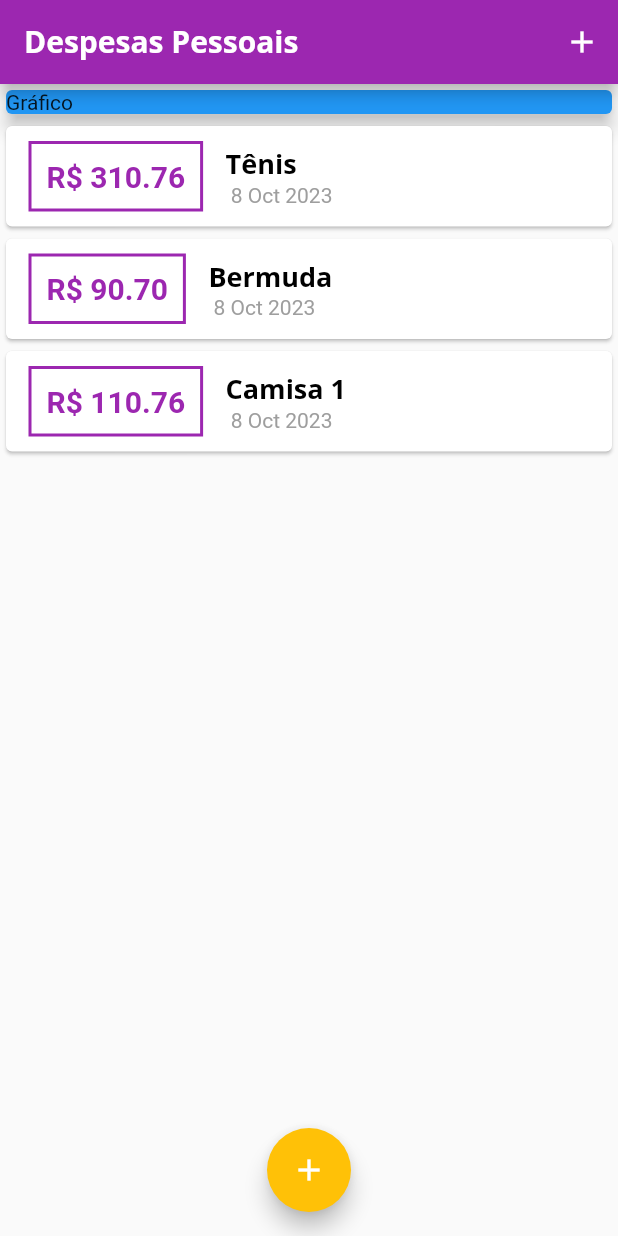
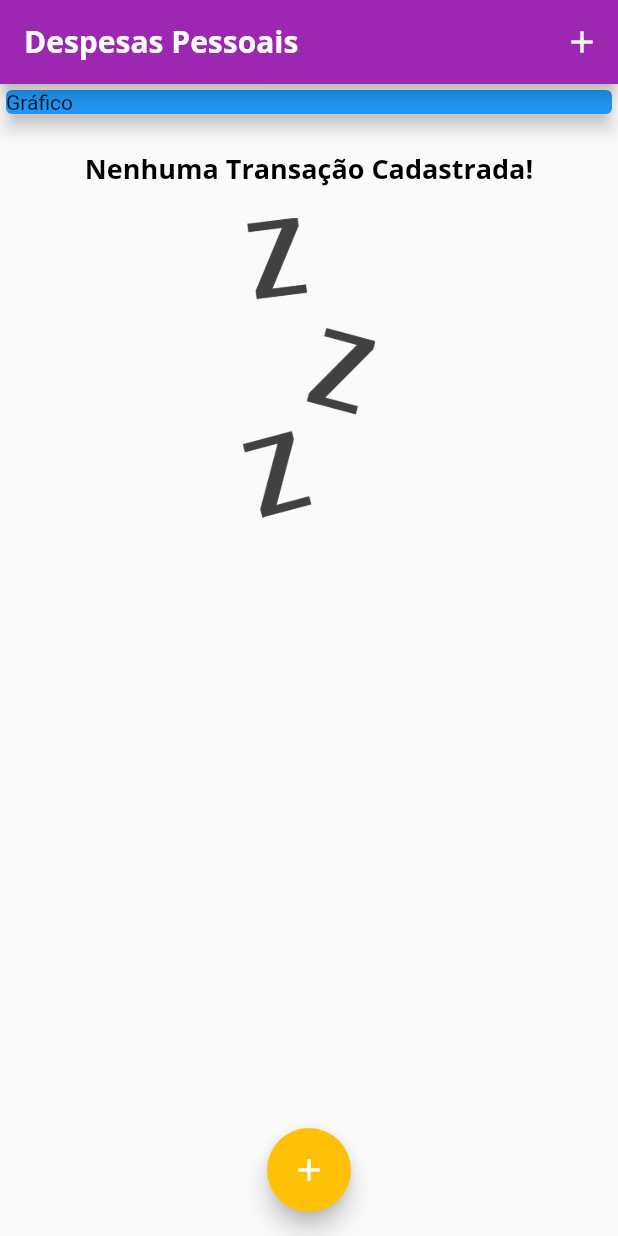
Before and after one commit to augustoprogramador/expenses, a Flutter app: the screen it shows after launch, on a phone screen of 412 x 824 dp. Run offline on Flutter 3.47's test engine with Material 2 defaults, Android fonts, the phone set to English and light mode, and no system bars.

Commit message:
acrescentando checagem de lista vazia

```diff
--- a/lib/components/transaction_list.dart
+++ b/lib/components/transaction_list.dart
@@ -16,7 +16,29 @@ class TransactionList extends StatelessWidget {
     initializeDateFormatting('pt_BR');
     return Container(
       height: 300,
-      child: ListView.builder(
+      child: transactions.isEmpty
+          ? Column(
+              children: [
+                SizedBox(
+                  height: 20,
+                ),
+                Text(
+                  'Nenhuma Transação Cadastrada!',
+                  style: Theme.of(context).textTheme.titleLarge,
+                ),
+                SizedBox(
+                  height: 20,
+                ),
+                Container(
+                  height: 200,
+                  child: Image.asset(
+                    'assets/images/waiting.png',
+                    fit: BoxFit.cover,
+                  ),
+                )
+              ],
+            )
+          : ListView.builder(
               itemCount: transactions.length,
               itemBuilder: (context, index) {
                 final tr = transactions[index];
--- a/lib/main.dart
+++ b/lib/main.dart
@@ -51,9 +51,9 @@ class MyHomePage extends StatefulWidget {
 
 class _MyHomePageState extends State<MyHomePage> {
   final List<Transaction> _transactions = [
-    Transaction('t1', 'Tênis', 310.76, DateTime.now()),
-    Transaction('t2', 'Bermuda', 90.70, DateTime.now()),
-    Transaction('t3', 'Camisa 1', 110.76, DateTime.now()),
+    // Transaction('t1', 'Tênis', 310.76, DateTime.now()),
+    // Transaction('t2', 'Bermuda', 90.70, DateTime.now()),
+    // Transaction('t3', 'Camisa 1', 110.76, DateTime.now()),
     // Transaction('t4', 'Camisa 2', 110.76, DateTime.now()),
     // Transaction('t5', 'Camisa 3', 110.76, DateTime.now()),
     // Transaction('t6', 'Camisa 4', 110.76, DateTime.now()),
--- a/pubspec.yaml
+++ b/pubspec.yaml
@@ -60,8 +60,8 @@ flutter:
   uses-material-design: true
 
   # To add assets to your application, add an assets section, like this:
-  # assets:
-  #   - images/a_dot_burr.jpeg
+  assets:
+    - assets/images/waiting.png
   #   - images/a_dot_ham.jpeg
 
   # An image asset can refer to one or more resolution-specific "variants", see
```
Also changed, not shown: assets/images/waiting.png (added). Lines whose indentation alone changed are shown as unchanged.
